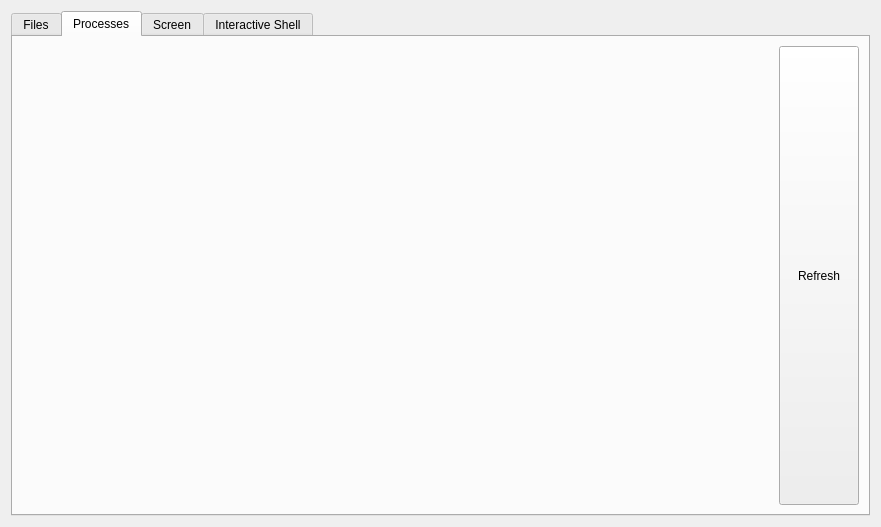
This is m0n1t0r-ui/src/Widget/ClientTab.ui in MMitsuha/m0n1t0r as Qt 5 draws it before an edit. The edited form follows.
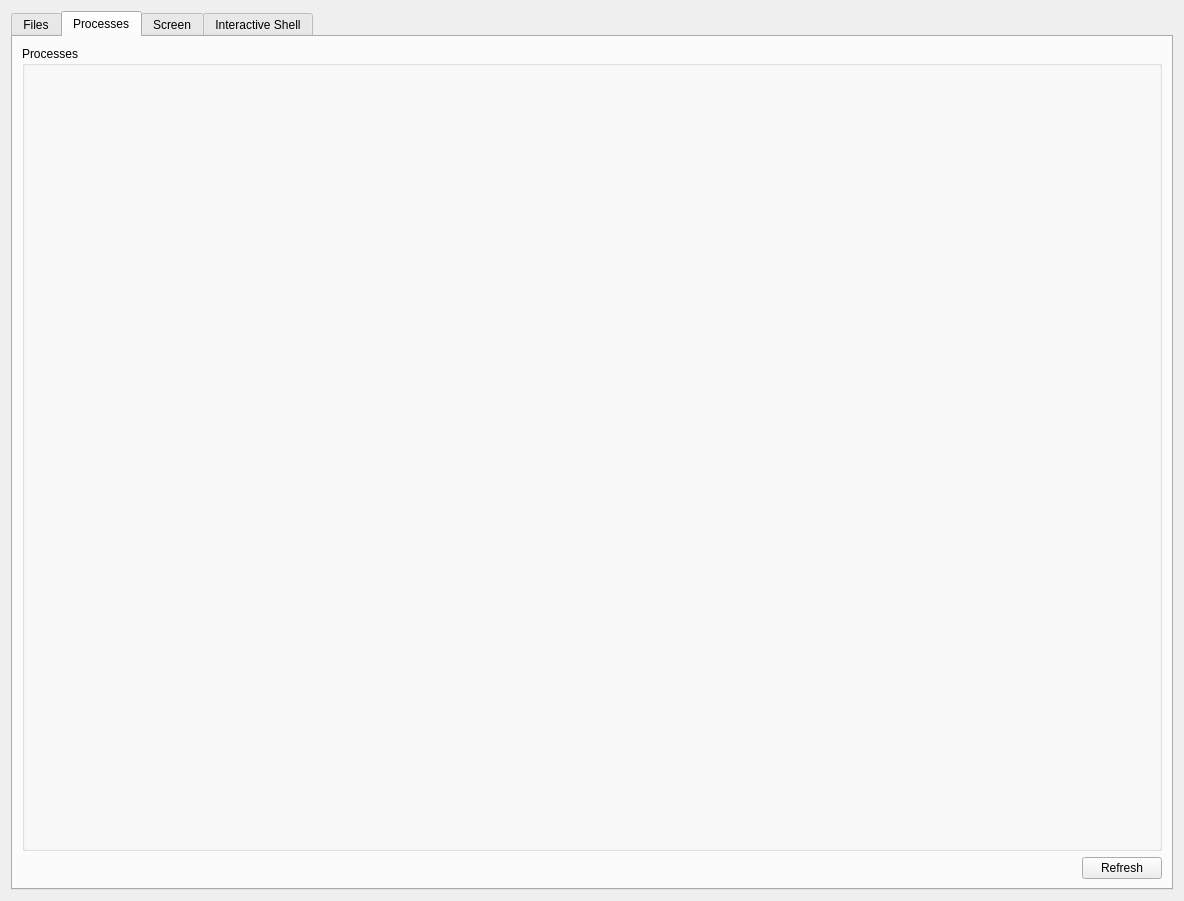
This is the edited form. The open tabs and pages were chosen to show the change.

The edit to the form file:
```diff
--- a/m0n1t0r-ui/src/Widget/ClientTab.ui
+++ b/m0n1t0r-ui/src/Widget/ClientTab.ui
@@ -6,15 +6,15 @@
    <rect>
     <x>0</x>
     <y>0</y>
-    <width>881</width>
-    <height>527</height>
+    <width>1184</width>
+    <height>901</height>
    </rect>
   </property>
   <property name="windowTitle">
    <string>Tab of details of client</string>
   </property>
-  <layout class="QGridLayout" name="gridLayout">
-   <item row="0" column="0">
+  <layout class="QVBoxLayout" name="verticalLayout_3">
+   <item>
     <widget class="QTabWidget" name="tabWidget">
      <property name="currentIndex">
       <number>3</number>
@@ -34,6 +34,24 @@
        <string>Processes</string>
       </attribute>
       <layout class="QGridLayout" name="gridLayout_4">
+       <item row="0" column="0">
+        <widget class="QGroupBox" name="groupBox_2">
+         <property name="sizePolicy">
+          <sizepolicy hsizetype="Preferred" vsizetype="Expanding">
+           <horstretch>0</horstretch>
+           <verstretch>0</verstretch>
+          </sizepolicy>
+         </property>
+         <property name="title">
+          <string>Processes</string>
+         </property>
+         <layout class="QGridLayout" name="gridLayout_8">
+          <item row="0" column="0">
+           <layout class="QGridLayout" name="layout_processes"/>
+          </item>
+         </layout>
+        </widget>
+       </item>
        <item row="1" column="0">
         <layout class="QVBoxLayout" name="verticalLayout">
          <item>
```
Left out of the diff: 23 changed lines with no effect on the pictures.
